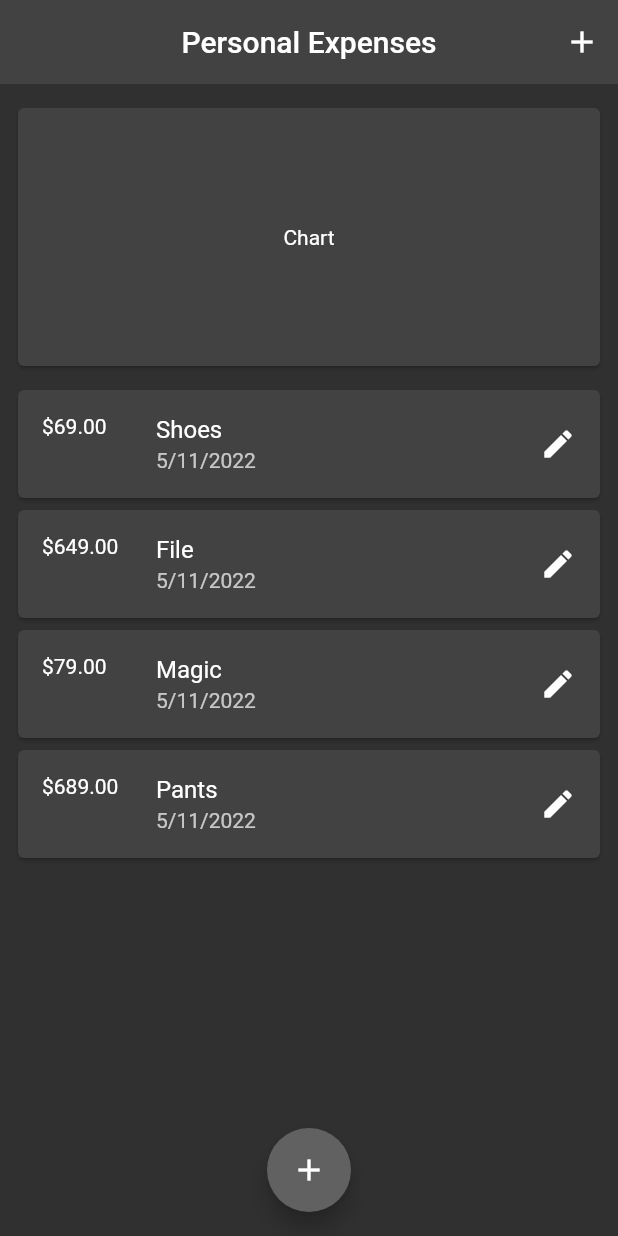
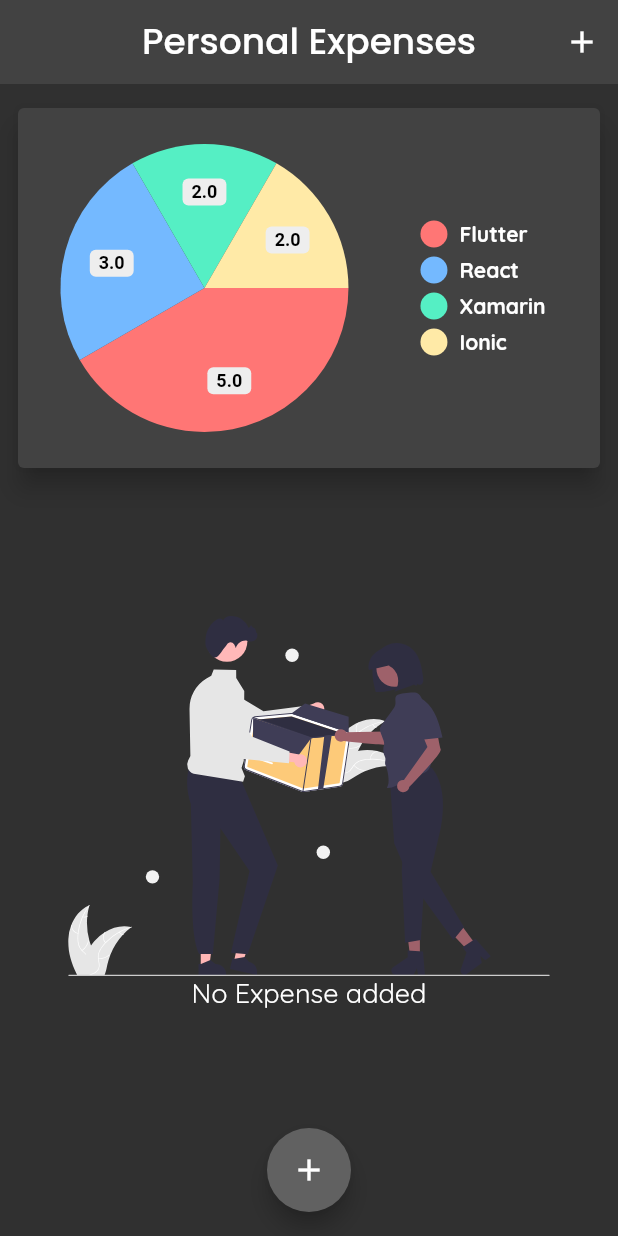
Before and after one commit to IqmanS/flutter-personal-expenses-manager, a Flutter app: the screen it shows after launch, on a phone screen of 412 x 824 dp. Run offline on Flutter 3.47's test engine with Material 2 defaults, Android fonts, the phone set to English and light mode, and no system bars; drawn by our look-alikes of pie_chart; our stand-ins replace flutter_svg, google_fonts.

Commit message:
personal_expense

```diff
--- a/lib/Widgets/chart.dart
+++ b/lib/Widgets/chart.dart
@@ -1,16 +1,24 @@
 import 'package:flutter/material.dart';
+import 'package:pie_chart/pie_chart.dart';
 
 class TransactionChart extends StatelessWidget {
-  const TransactionChart({Key? key}) : super(key: key);
-
+  final userTransaction;
+  TransactionChart({Key? key, this.userTransaction}) : super(key: key);
+  final dataMap = <String, double>{
+    "Flutter": 5,
+    "React": 3,
+    "Xamarin": 2,
+    "Ionic": 2,
+  };
   @override
   Widget build(BuildContext context) {
     return Card(
+      elevation: 7,
       child: Container(
-        child: Center(child: Text("Chart")),
-        height: 180,
+        height: 240,
         width: double.infinity,
         padding: const EdgeInsets.all(16.0),
+        child: Center(child: PieChart(dataMap: dataMap)),
       ),
     );
   }
--- a/lib/Widgets/transaction_input.dart
+++ b/lib/Widgets/transaction_input.dart
@@ -54,6 +54,7 @@ class _TransactionInputState extends State<TransactionInput> {
             ),
             ElevatedButton(
               child: const Text("Add Transaction"),
+              style: ButtonStyle(),
               onPressed: submitData,
             ),
           ],
--- a/lib/Widgets/transaction_list.dart
+++ b/lib/Widgets/transaction_list.dart
@@ -21,7 +21,15 @@ class TransactionList extends StatelessWidget {
                 minLeadingWidth: 60,
                 leading:
                     Text("\$" + transactions[index].amount.toStringAsFixed(2)),
-                title: Text(transactions[index].title),
+                title: Text(
+                  transactions[index].title,
+                  style: TextStyle(
+                      fontFamily: Theme.of(context)
+                          .appBarTheme
+                          .titleTextStyle
+                          ?.fontFamily,
+                      fontSize: 18),
+                ),
                 trailing: Icon(Icons.edit),
                 subtitle: Text(Date(transactions[index].date)),
               ),
--- a/lib/main.dart
+++ b/lib/main.dart
@@ -1,4 +1,6 @@
 import 'package:flutter/material.dart';
+import 'package:flutter_svg/flutter_svg.dart';
+import 'package:google_fonts/google_fonts.dart';
 import 'package:personal_expense/Widgets/chart.dart';
 import 'package:personal_expense/Widgets/transaction_input.dart';
 
@@ -16,7 +18,20 @@ class MyApp extends StatelessWidget {
     return MaterialApp(
       debugShowCheckedModeBanner: false,
       title: 'Personal Expenses',
-      theme: ThemeData.dark(),
+      theme: ThemeData.dark().copyWith(
+        primaryColor: Colors.grey,
+        textTheme: ThemeData.dark().textTheme.apply(
+                fontFamily: GoogleFonts.quicksand(
+              fontWeight: FontWeight.w500,
+            ).fontFamily),
+        appBarTheme: ThemeData.dark().appBarTheme.copyWith(
+              titleTextStyle: TextStyle(
+                fontFamily: GoogleFonts.poppins().fontFamily,
+                fontWeight: FontWeight.w500,
+                fontSize: 24,
+              ),
+            ),
+      ),
       home: MyHomePage(title: 'Personal Expenses'),
     );
   }
@@ -32,10 +47,10 @@ class MyHomePage extends StatefulWidget {
 
 class _MyHomePageState extends State<MyHomePage> {
   List<Transaction> userTransaction = [
-    Transaction(id: "1", title: "Shoes", amount: 69, date: DateTime.now()),
-    Transaction(id: "2", title: "File", amount: 649, date: DateTime.now()),
-    Transaction(id: "2", title: "Magic", amount: 79, date: DateTime.now()),
-    Transaction(id: "3", title: "Pants", amount: 689, date: DateTime.now())
+    // Transaction(id: "1", title: "Shoes", amount: 69, date: DateTime.now()),
+    // Transaction(id: "2", title: "File", amount: 649, date: DateTime.now()),
+    // Transaction(id: "2", title: "Magic", amount: 79, date: DateTime.now()),
+    // Transaction(id: "3", title: "Pants", amount: 689, date: DateTime.now())
   ];
   void _addNewTransaction(String title, double amount) {
     final newTrans = Transaction(
@@ -46,8 +61,6 @@ class _MyHomePageState extends State<MyHomePage> {
     );
     setState(() {
       userTransaction.add(newTrans);
-      print("New Transaction Added");
-      print(userTransaction);
     });
   }
 
@@ -57,8 +70,8 @@ class _MyHomePageState extends State<MyHomePage> {
       builder: (bctx) {
         return GestureDetector(
           onTap: () {},
+          behavior: HitTestBehavior.opaque,
           child: TransactionInput(_addNewTransaction),
-          behavior: HitTestBehavior.opaque,
         );
       },
     );
@@ -75,7 +88,9 @@ class _MyHomePageState extends State<MyHomePage> {
           )
         ],
         elevation: 0,
-        title: const Text("Personal Expenses"),
+        title: const Text(
+          "Personal Expenses",
+        ),
         centerTitle: true,
       ),
       body: SingleChildScrollView(
@@ -88,13 +103,32 @@ class _MyHomePageState extends State<MyHomePage> {
               const SizedBox(height: 4),
               Container(
                 child: TransactionChart(),
-                height: 180,
               ),
               const SizedBox(height: 8),
               // TransactionInput(),
-              TransactionList(
-                transactions: userTransaction,
-              ),
+              userTransaction.isEmpty
+                  ? Container(
+                      height: 500,
+                      child: Column(
+                        children: [
+                          Flexible(child: Container(), flex: 1),
+                          SvgPicture.asset(
+                            "assets/undraw_Empty.svg",
+                            height: 240,
+                          ),
+                          Flexible(
+                            flex: 2,
+                            child: Text(
+                              "No Expense added",
+                              style: TextStyle(fontSize: 18),
+                            ),
+                          ),
+                        ],
+                      ),
+                    )
+                  : TransactionList(
+                      transactions: userTransaction,
+                    ),
               //UserTransactions(),
             ],
           ),
```
Also changed, not shown: pubspec.yaml (+6 -2 lines), assets/images/undraw_Empty.png (added), assets/undraw_Empty.svg (added), pubspec.lock.
